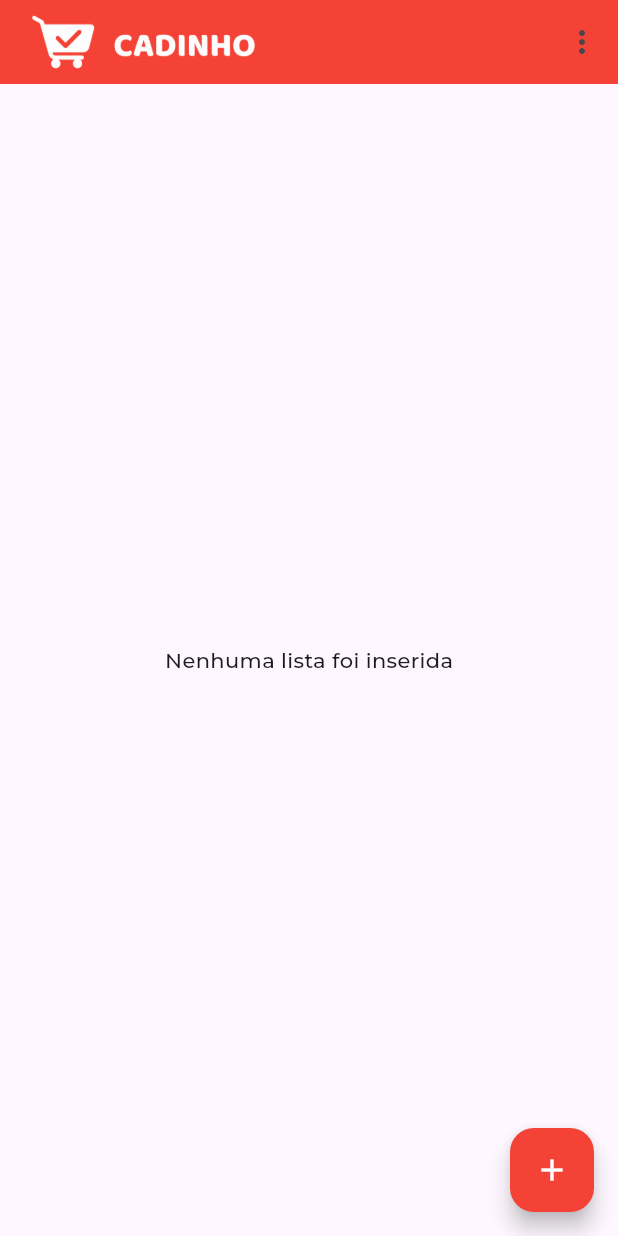
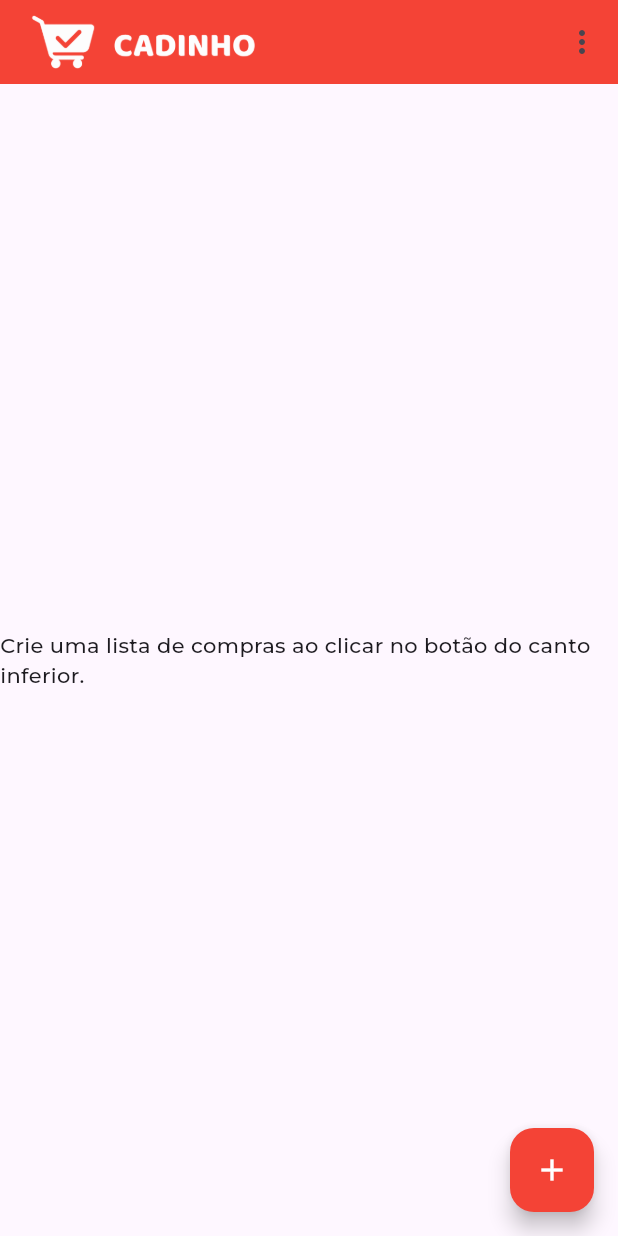
Before and after one commit to BHM871/cadinho, a Flutter app: the screen it shows after launch, on a phone screen of 412 x 824 dp. Run offline on Flutter 3.47's test engine with Material 3 defaults, Android fonts, the phone set to English and light mode, and no system bars; our stand-ins replace share_plus, sqflite; accounts and stored records are empty; project files that could hold a hidden picture were left out.

Commit message:
fix: mensagem

```diff
--- a/lib/pages/home_page.dart
+++ b/lib/pages/home_page.dart
@@ -173,7 +173,7 @@ class _HomePageState extends State<HomePage> {
       ),
       body: SafeArea(
         child: listas.isEmpty
-            ? const Center(child: Text('Nenhuma lista foi inserida'))
+            ? const Center(child: Text('Crie uma lista de compras ao clicar no botão do canto inferior.'))
             : ListView.builder(
                 itemCount: listas.length,
                 itemBuilder: (context, index) {
```
